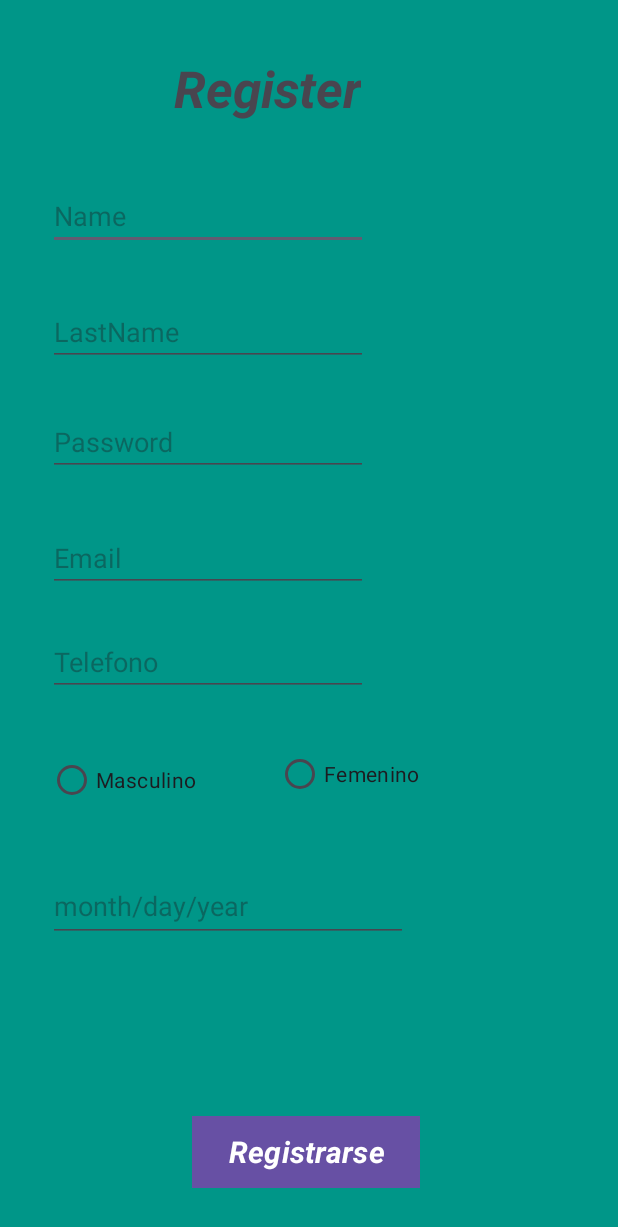
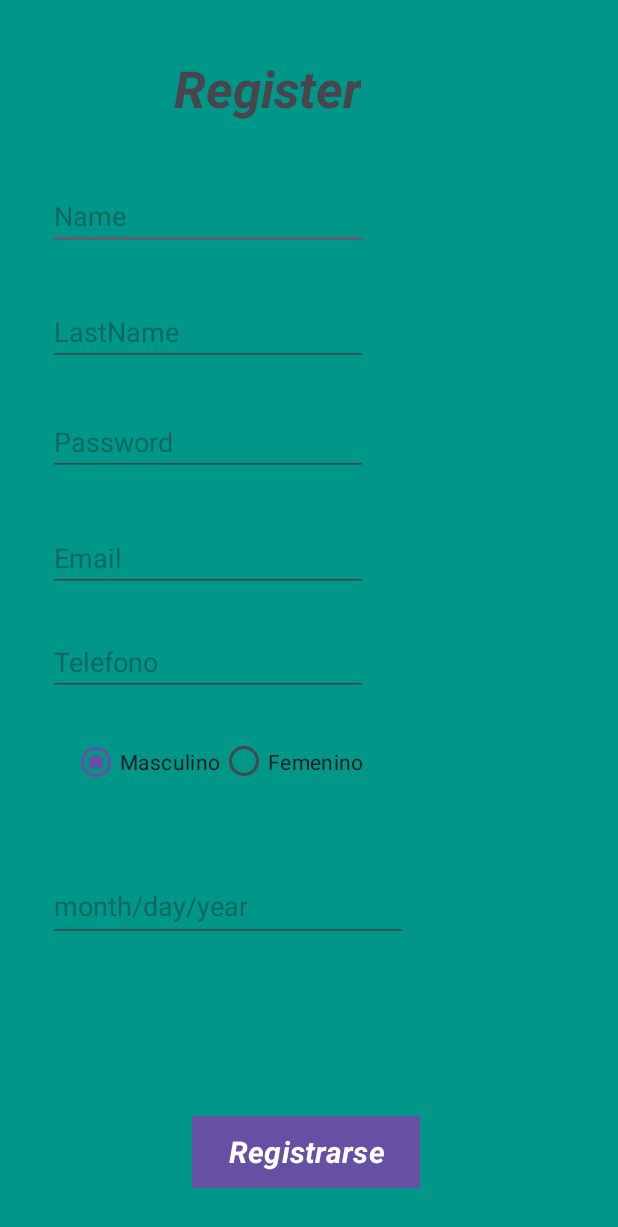
Before and after one commit to ChrisitanZ/API-StudyMentor, an Android app: the RegisterActivity screen opened directly, with no data from a screen before it, on a phone screen of 412 x 824 dp. Shown: the top 1227 px of the screen. Run offline under Robolectric (Android 15) with nearby library versions, the phone set to English and light mode, and no system bars.

Commit message:
StudyMentor retrofit

```diff
--- a/app/build.gradle.kts
+++ b/app/build.gradle.kts
@@ -42,6 +42,8 @@ dependencies {
     implementation(libs.material)
     implementation(libs.androidx.activity)
     implementation(libs.androidx.constraintlayout)
+    implementation(libs.retrofit)
+    implementation(libs.converter.gson)
     testImplementation(libs.junit)
     androidTestImplementation(libs.androidx.junit)
     androidTestImplementation(libs.androidx.espresso.core)
--- a/app/src/main/java/com/example/studymentor/RegisterActivity.kt
+++ b/app/src/main/java/com/example/studymentor/RegisterActivity.kt
@@ -5,7 +5,9 @@ import android.content.Intent
 import android.os.Bundle
 import android.widget.Button
 import android.widget.EditText
+import android.widget.RadioButton
 import android.widget.RadioGroup
+import android.widget.Toast
 import androidx.activity.enableEdgeToEdge
 import androidx.appcompat.app.AppCompatActivity
 import androidx.core.view.ViewCompat
@@ -43,18 +45,12 @@ class RegisterActivity : AppCompatActivity() {
         }
 
 
-        val radioGroupGender = findViewById<RadioGroup>(R.id.radioGroupGender)
-        radioGroupGender.setOnCheckedChangeListener { group, checkedId ->
-            // Aquí manejas la lógica de la selección del género
-            when (checkedId) {
-                R.id.radioButtonMale -> {
-                    // Se ha seleccionado Masculino
-                }
+        val genderRadioGroup = findViewById<RadioGroup>(R.id.genderRadioGroup)
 
-                R.id.radioButtonFemale -> {
-                    // Se ha seleccionado Femenino
-                }
-            }
+        genderRadioGroup.setOnCheckedChangeListener { group, checkedId ->
+            val radioButton = findViewById<RadioButton>(checkedId)
+            val gender = radioButton.text
+            Toast.makeText(this, "Género seleccionado: $gender", Toast.LENGTH_SHORT).show()
         }
     }
 
--- a/app/src/main/res/layout/activity_register.xml
+++ b/app/src/main/res/layout/activity_register.xml
@@ -82,15 +82,7 @@
         app:layout_constraintStart_toStartOf="parent"
         app:layout_constraintTop_toBottomOf="@+id/etxEmail" />
 
-    <RadioGroup
-        android:id="@+id/radioGroupGender"
-        android:layout_width="wrap_content"
-        android:layout_height="wrap_content"
-        android:layout_marginTop="20dp"
-        android:orientation="horizontal"
-        android:checkedButton="@+id/radioButtonMale">
 
-    </RadioGroup>
 
     <EditText
         android:id="@+id/editTextDateOfBirth"
@@ -118,24 +110,37 @@
         app:layout_constraintBottom_toBottomOf="parent"
         app:layout_constraintStart_toStartOf="parent" />
 
-    <RadioButton
-        android:id="@+id/radioButtonMale"
+    <RadioGroup
+        android:id="@+id/genderRadioGroup"
         android:layout_width="wrap_content"
         android:layout_height="wrap_content"
-        android:layout_marginStart="32dp"
-        android:layout_marginTop="32dp"
-        android:text="Masculino"
-        app:layout_constraintStart_toStartOf="parent"
-        app:layout_constraintTop_toBottomOf="@+id/editTextPhone" />
+        android:layout_marginTop="20dp"
+        android:orientation="horizontal"
+        app:layout_constraintTop_toBottomOf="@+id/editTextPhone"
+        tools:layout_editor_absoluteX="-14dp">
 
-    <RadioButton
-        android:id="@+id/radioButtonFemale"
-        android:layout_width="wrap_content"
-        android:layout_height="wrap_content"
-        android:layout_marginTop="28dp"
-        android:layout_marginEnd="132dp"
-        android:text="Femenino"
-        app:layout_constraintEnd_toEndOf="parent"
-        app:layout_constraintTop_toBottomOf="@+id/editTextPhone" />
+        <RadioButton
+            android:id="@+id/maleRadioButton"
+            android:layout_width="wrap_content"
+            android:layout_height="wrap_content"
+            android:layout_marginStart="48dp"
+            android:checked="true"
+            android:text="Masculino"
+            app:layout_constraintStart_toStartOf="parent"
+            tools:layout_editor_absoluteY="503dp" />
+
+        <RadioButton
+            android:id="@+id/femaleRadioButton"
+            android:layout_width="124dp"
+            android:layout_height="35dp"
+            android:layout_marginLeft="120dp"
+            android:layout_marginEnd="156dp"
+            android:layout_marginRight="120dp"
+            android:text="Femenino"
+            android:textAlignment="textStart"
+            app:layout_constraintEnd_toEndOf="parent"
+            tools:layout_editor_absoluteY="503dp" />
+    </RadioGroup>
+
 
 </androidx.constraintlayout.widget.ConstraintLayout>
--- a/gradle/libs.versions.toml
+++ b/gradle/libs.versions.toml
@@ -9,6 +9,8 @@ appcompat = "1.6.1"
 material = "1.11.0"
 activity = "1.8.0"
 constraintlayout = "2.1.4"
+retrofit = "2.11.0"
+converterGson = "2.11.0"
 
 [libraries]
 androidx-core-ktx = { group = "androidx.core", name = "core-ktx", version.ref = "coreKtx" }
@@ -19,6 +21,8 @@ androidx-appcompat = { group = "androidx.appcompat", name = "appcompat", version
 material = { group = "com.google.android.material", name = "material", version.ref = "material" }
 androidx-activity = { group = "androidx.activity", name = "activity", version.ref = "activity" }
 androidx-constraintlayout = { group = "androidx.constraintlayout", name = "constraintlayout", version.ref = "constraintlayout" }
+retrofit = { group = "com.squareup.retrofit2", name = "retrofit", version.ref = "retrofit" }
+converter-gson = { group = "com.squareup.retrofit2", name = "converter-gson", version.ref = "converterGson" }
 
 [plugins]
 androidApplication = { id = "com.android.application", version.ref = "agp" }
```
